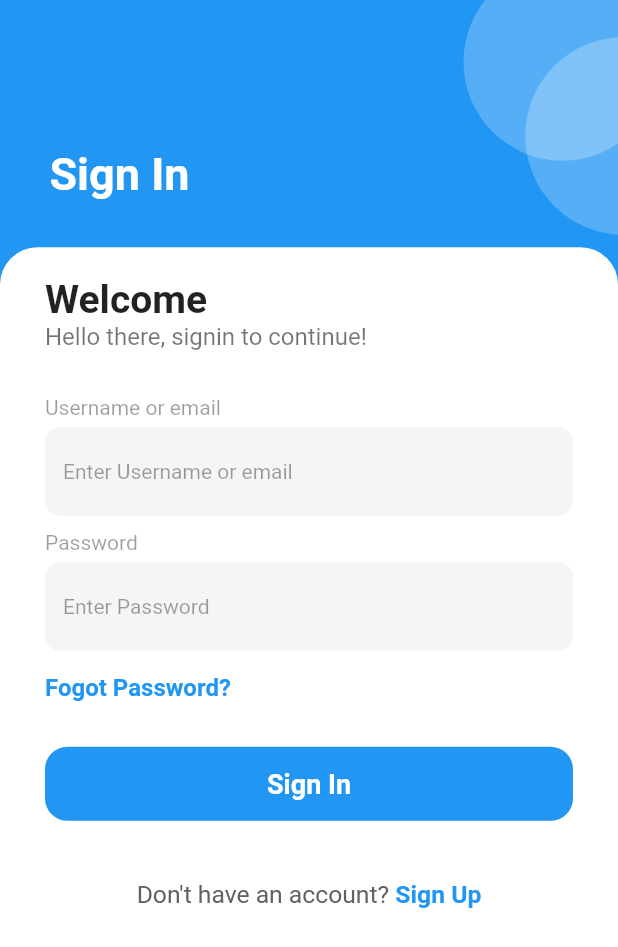
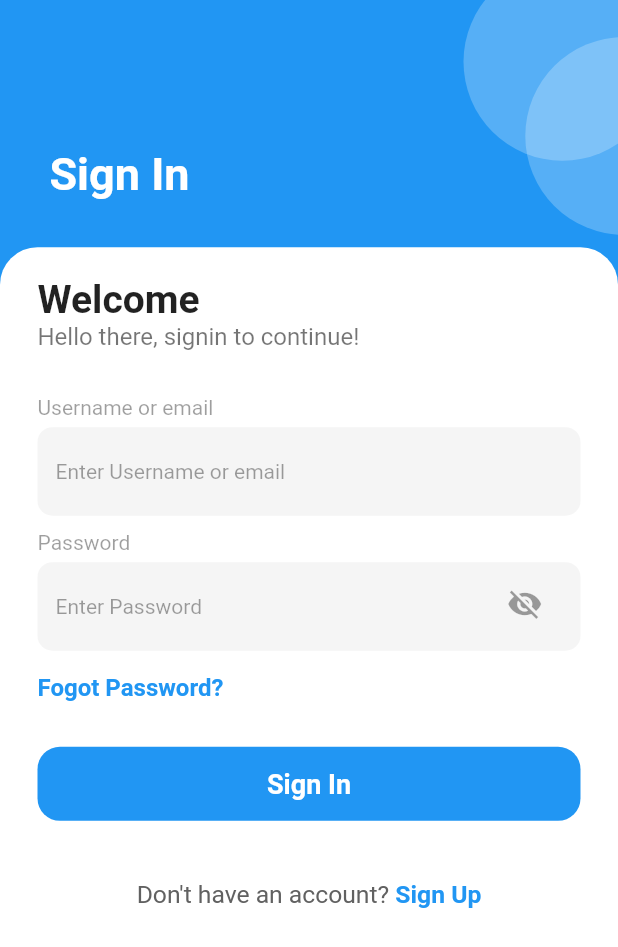
Before and after one commit to syedahmedbinwaseem/library_app, a Flutter app: the screen it shows after launch, on a phone screen of 412 x 824 dp. Shown: the top 947 px of the screen. Run offline on Flutter 3.47's test engine with Material 2 defaults, Android fonts, the light colour scheme and no system bars.

Commit message:
login & signup

```diff
--- a/lib/ui/screens/login.dart
+++ b/lib/ui/screens/login.dart
@@ -10,9 +10,15 @@ class LoginScreen extends StatefulWidget {
 
 class _LoginScreenState extends State<LoginScreen> {
   GlobalKey<FormState> fKey = GlobalKey<FormState>();
-
   TextEditingController email = TextEditingController();
   TextEditingController password = TextEditingController();
+  bool showPass = true;
+  void toggle() {
+    setState(() {
+      showPass = !showPass;
+    });
+  }
+
   @override
   Widget build(BuildContext context) {
     var height = MediaQuery.of(context).size.height;
@@ -75,11 +81,11 @@ class _LoginScreenState extends State<LoginScreen> {
                     topRight: Radius.circular(25),
                   ),
                 ),
-                child: Padding(
-                  padding: const EdgeInsets.only(left: 30, right: 30),
                 child: Form(
                   key: fKey,
                   child: SingleChildScrollView(
+                    child: Padding(
+                      padding: const EdgeInsets.only(left: 25, right: 25),
                       child: Column(
                         crossAxisAlignment: CrossAxisAlignment.start,
                         children: [
@@ -143,10 +149,11 @@ class _LoginScreenState extends State<LoginScreen> {
                           SizedBox(
                             height: 5,
                           ),
+                          Stack(
+                            children: [
                               TextFormField(
                                 controller: password,
-                            textInputAction: TextInputAction.done,
-                            obscureText: true,
+                                obscureText: showPass,
                                 decoration: InputDecoration(
                                   hintText: 'Enter Password',
                                   hintStyle: TextStyle(
@@ -160,6 +167,19 @@ class _LoginScreenState extends State<LoginScreen> {
                                     borderRadius: BorderRadius.circular(10),
                                   ),
                                 ),
+                              ),
+                              Positioned(
+                                top: height * 0.005,
+                                left: width * 0.73,
+                                child: IconButton(
+                                  color: Colors.black38,
+                                  icon: showPass
+                                      ? Icon(Icons.visibility_off)
+                                      : Icon(Icons.visibility),
+                                  onPressed: toggle,
+                                ),
+                              )
+                            ],
                           ),
                           SizedBox(
                             height: 15,
```
Also changed, not shown: lib/ui/screens/signUp.dart (+61 -2 lines). Lines whose indentation alone changed are shown as unchanged.
